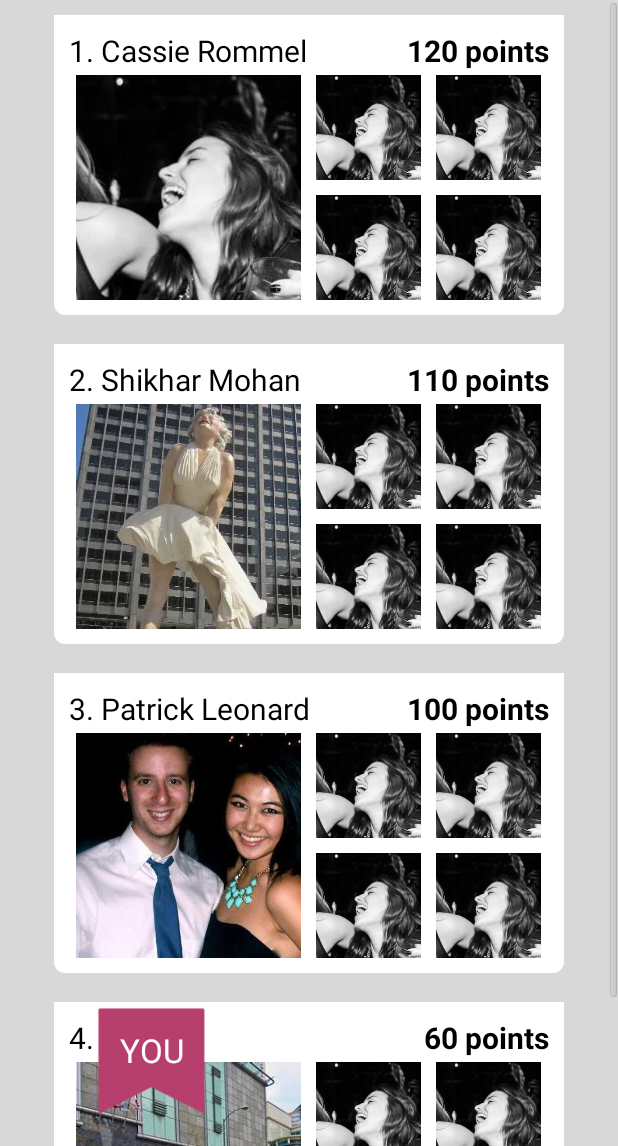
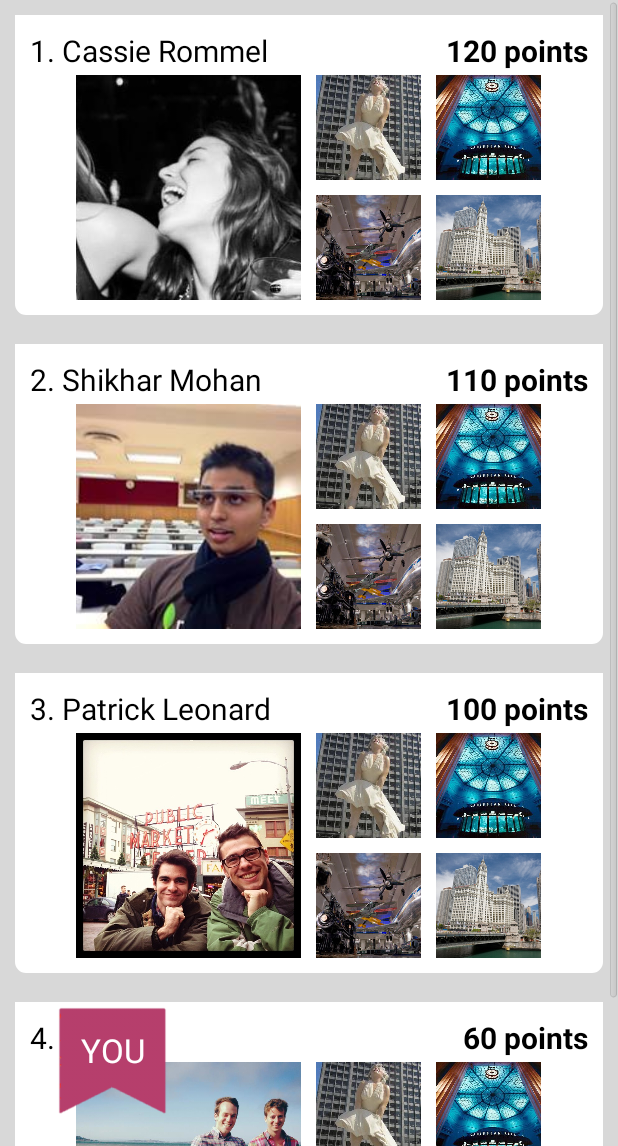
Before and after one commit to cassieramen/TheHunt, an Android app: the HuntChallengeSummary screen opened directly, with no data from a screen before it, on a phone screen of 412 x 824 dp, the part 90-1236 px from its top. Run offline under Robolectric (Android 15) with nearby library versions, the phone set to English and light mode, and no system bars; libraries missing offline, so code that uses them is left out: com.jeremyfeinstein.slidingmenu; 10 statements that could not run were skipped.

Commit message:
Some minor layout updates, picture swaps.

```diff
--- a/TheHunt/The Hunt/src/main/java/com/thehunt/app/HuntChallengeSummaryAdapter.java
+++ b/TheHunt/The Hunt/src/main/java/com/thehunt/app/HuntChallengeSummaryAdapter.java
@@ -60,16 +60,16 @@ public class HuntChallengeSummaryAdapter extends BaseAdapter {
             name.setTextColor(context.getResources().getColor(R.color.black));
             name.setText("Shikhar Mohan");
             points.setText("110 points");
-            picture.setImageDrawable(context.getResources().getDrawable(R.drawable.mag_mile2));
+            picture.setImageDrawable(context.getResources().getDrawable(R.drawable.shikhar));
         } else if (i == 2) {
             name.setTextColor(context.getResources().getColor(R.color.black));
             name.setText("Patrick Leonard");
             points.setText("100 points");
-            picture.setImageDrawable(context.getResources().getDrawable(R.drawable.alex));
+            picture.setImageDrawable(context.getResources().getDrawable(R.drawable.patrick));
         } else {
             name.setVisibility(View.INVISIBLE);
             points.setText("60 points");
-            picture.setImageDrawable(context.getResources().getDrawable(R.drawable.mag_mile4));
+            picture.setImageDrawable(context.getResources().getDrawable(R.drawable.alex_profile));
 
             youFlag.setVisibility(View.VISIBLE);
         }
--- a/TheHunt/The Hunt/src/main/res/layout/challenge.xml
+++ b/TheHunt/The Hunt/src/main/res/layout/challenge.xml
@@ -20,6 +20,7 @@
             android:layout_below="@id/header"
             android:layout_centerInParent="true"
             android:layout_margin="10dip"
+            android:paddingBottom="10dip"
             android:background="@drawable/rounded_corners">
 
             <RelativeLayout
--- a/TheHunt/The Hunt/src/main/res/layout/challenge_summary_tile.xml
+++ b/TheHunt/The Hunt/src/main/res/layout/challenge_summary_tile.xml
@@ -7,14 +7,16 @@
     android:padding="10dip">
 
     <RelativeLayout
-        android:layout_width="340dip"
+        android:layout_width="match_parent"
         android:layout_height="200dip"
         android:layout_centerInParent="true"
         android:background="@drawable/rounded_corners">
 
         <RelativeLayout
-            android:layout_width="320dip"
+            android:layout_width="match_parent"
             android:layout_height="180dip"
+            android:layout_marginLeft="10dip"
+            android:layout_marginRight="10dip"
             android:layout_centerInParent="true">
 
             <RelativeLayout
@@ -61,13 +63,14 @@
                     android:id="@+id/picture"
                     android:layout_width="150dip"
                     android:layout_height="150dip"
-                    android:src="@drawable/cassie" />
+                    android:src="@drawable/museum_1"
+                    android:scaleType="centerCrop"/>
 
                 <ImageView
                     android:id="@+id/picture4"
                     android:layout_width="70dip"
                     android:layout_height="70dip"
-                    android:src="@drawable/cassie"
+                    android:src="@drawable/mag_mile2"
                     android:layout_toRightOf="@id/picture"
                     android:layout_marginLeft="10dip" />
 
@@ -75,7 +78,7 @@
                     android:id="@+id/picture5"
                     android:layout_width="70dip"
                     android:layout_height="70dip"
-                    android:src="@drawable/cassie"
+                    android:src="@drawable/museum_3"
                     android:layout_below="@id/picture4"
                     android:layout_marginTop="10dip"
                     android:layout_toRightOf="@id/picture"
@@ -85,14 +88,14 @@
                     android:id="@+id/picture2"
                     android:layout_width="70dip"
                     android:layout_height="70dip"
-                    android:src="@drawable/cassie"
+                    android:src="@drawable/museum_4"
                     android:layout_alignParentRight="true" />
 
                 <ImageView
                     android:id="@+id/picture3"
                     android:layout_width="70dip"
                     android:layout_height="70dip"
-                    android:src="@drawable/cassie"
+                    android:src="@drawable/mag_mile3"
                     android:layout_below="@id/picture2"
                     android:layout_marginTop="10dip"
                     android:layout_alignParentRight="true" />
```
Also changed, not shown: TheHunt/The Hunt/src/main/res/layout/description.xml (+5 -4 lines).
